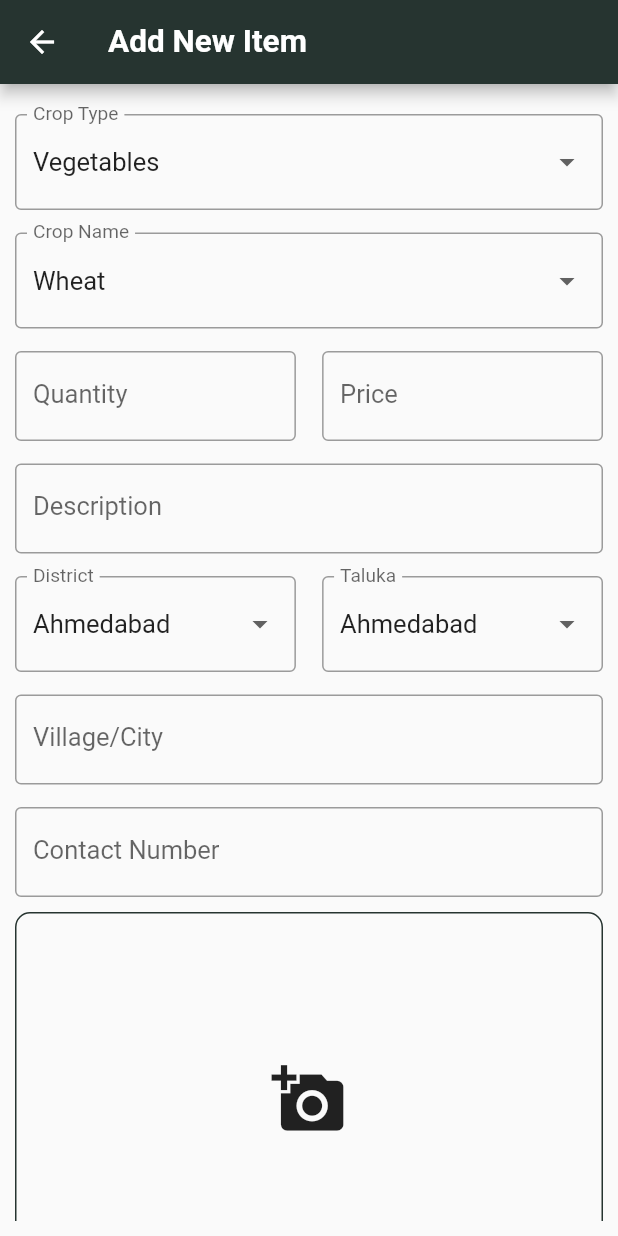
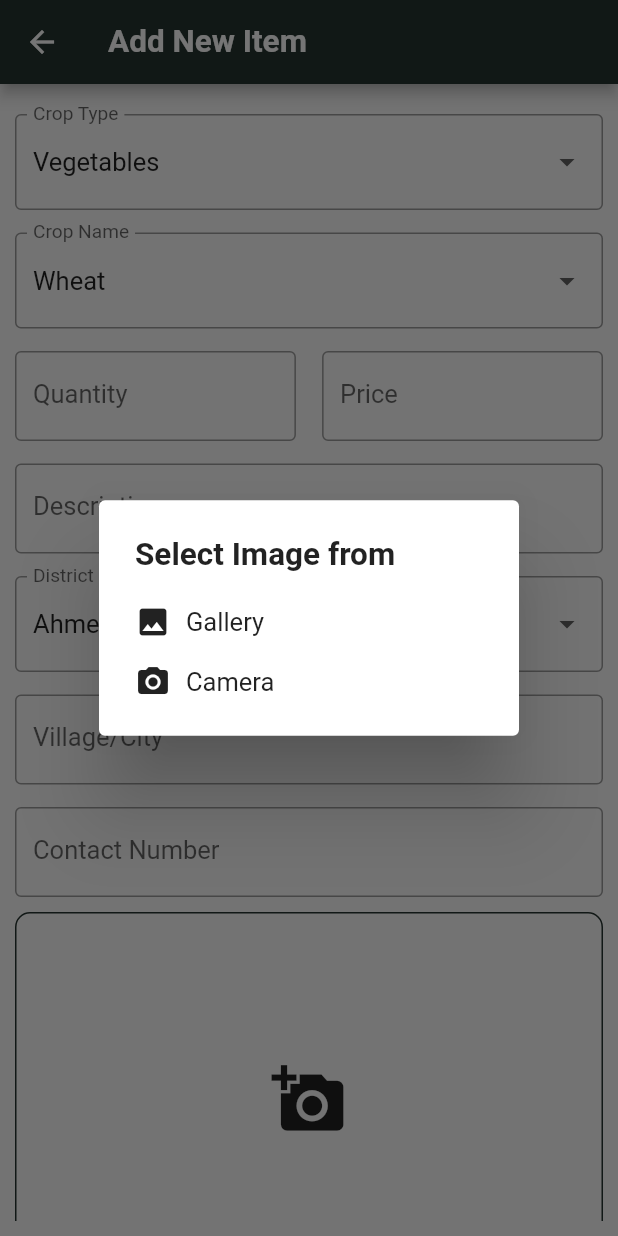
Before and after one commit to IndesignGraphics/hackster, a Flutter app: the AddNewItemForSell screen opened directly, after a tap on the "add a photo" icon, on a phone screen of 412 x 824 dp. Run offline on Flutter 3.47's test engine with Material 2 defaults, Android fonts, the phone set to English and light mode, and no system bars; our stand-ins replace firebase_auth, firebase_core, flutter_svg, geocoding, geolocator, image_picker and 1 more; accounts and stored records are empty; generated files the repository leaves out were written again.

Commit message:
select image

```diff
--- a/lib/screens/other/add_new_item_for_sell.dart
+++ b/lib/screens/other/add_new_item_for_sell.dart
@@ -1,4 +1,7 @@
+import 'dart:io';
+
 import 'package:flutter/material.dart';
+import 'package:image_picker/image_picker.dart';
 
 class AddNewItemForSell extends StatefulWidget {
   const AddNewItemForSell({super.key});
@@ -27,6 +30,68 @@ class _AddNewItemForSellState extends State<AddNewItemForSell> {
   var talukaValue = 'Ahmedabad';
 
   final _formKey = GlobalKey<FormState>();
+
+  XFile? _imageFile;
+  final ImagePicker _picker = ImagePicker();
+  File? _selectedImageFile;
+
+  void selectImage(BuildContext context) async {
+    await showDialog(
+        context: context,
+        builder: (BuildContext context) {
+          return SimpleDialog(
+            title: const Text('Select Image from'),
+            children: <Widget>[
+              SimpleDialogOption(
+                onPressed: () async {
+                  Navigator.pop(context);
+                  _imageFile = await _picker.pickImage(
+                    source: ImageSource.gallery,
+                    maxHeight: 1000,
+                    maxWidth: 1000,
+                  );
+                  setState(() {
+                    _selectedImageFile = File(_imageFile?.path ?? '');
+                  });
+                },
+                child: Row(
+                  crossAxisAlignment: CrossAxisAlignment.center,
+                  children: const [
+                    Icon(Icons.photo),
+                    SizedBox(
+                      width: 10,
+                    ),
+                    Text('Gallery'),
+                  ],
+                ),
+              ),
+              SimpleDialogOption(
+                onPressed: () async {
+                  Navigator.pop(context);
+                  _imageFile = await _picker.pickImage(
+                    source: ImageSource.camera,
+                    maxHeight: 1000,
+                    maxWidth: 1000,
+                  );
+                  setState(() {
+                    _selectedImageFile = File(_imageFile?.path ?? '');
+                  });
+                },
+                child: Row(
+                  crossAxisAlignment: CrossAxisAlignment.center,
+                  children: const [
+                    Icon(Icons.camera_alt),
+                    SizedBox(
+                      width: 10,
+                    ),
+                    Text('Camera')
+                  ],
+                ),
+              ),
+            ],
+          );
+        });
+  }
 
   @override
   Widget build(BuildContext context) {
@@ -196,12 +261,33 @@ class _AddNewItemForSellState extends State<AddNewItemForSell> {
                   decoration: BoxDecoration(
                       border: Border.all(color: Theme.of(context).primaryColor),
                       borderRadius: BorderRadius.circular(10)),
-                  child: IconButton(
-                    onPressed: () {},
-                    icon: const Icon(
-                      Icons.add_a_photo,
-                      size: 50,
-                    ),
+                  child: _imageFile == null
+                      ? IconButton(
+                          onPressed: () {
+                            selectImage(context);
+                          },
+                          icon: const Icon(
+                            Icons.add_a_photo,
+                            size: 50,
+                          ),
+                        )
+                      : Image.file(_selectedImageFile!),
+                ),
+                const SizedBox(height: 20,),
+                if(_imageFile != null)
+                  ElevatedButton(
+                  style: ElevatedButton.styleFrom(
+                    backgroundColor: Colors.white,
+                    side: BorderSide(
+                      width: 2.0
+                    )
+                  ),
+                  onPressed: () {
+                    selectImage(context);
+                  },
+                  child: Text(
+                    'Change Photo',
+                    style: TextStyle(fontWeight: FontWeight.bold,color: Theme.of(context).primaryColor),
                   ),
                 ),
                 const SizedBox(
--- a/pubspec.yaml
+++ b/pubspec.yaml
@@ -45,6 +45,7 @@ dependencies:
   geolocator: ^8.2.0
   geocoding: ^2.0.4
   provider: ^6.0.4
+  image_picker: ^0.8.6
   url_launcher: ^6.1.6
 
 
```
Also changed, not shown: lib/screens/other/add_new_crop.dart (+92 -5 lines), pubspec.lock.
